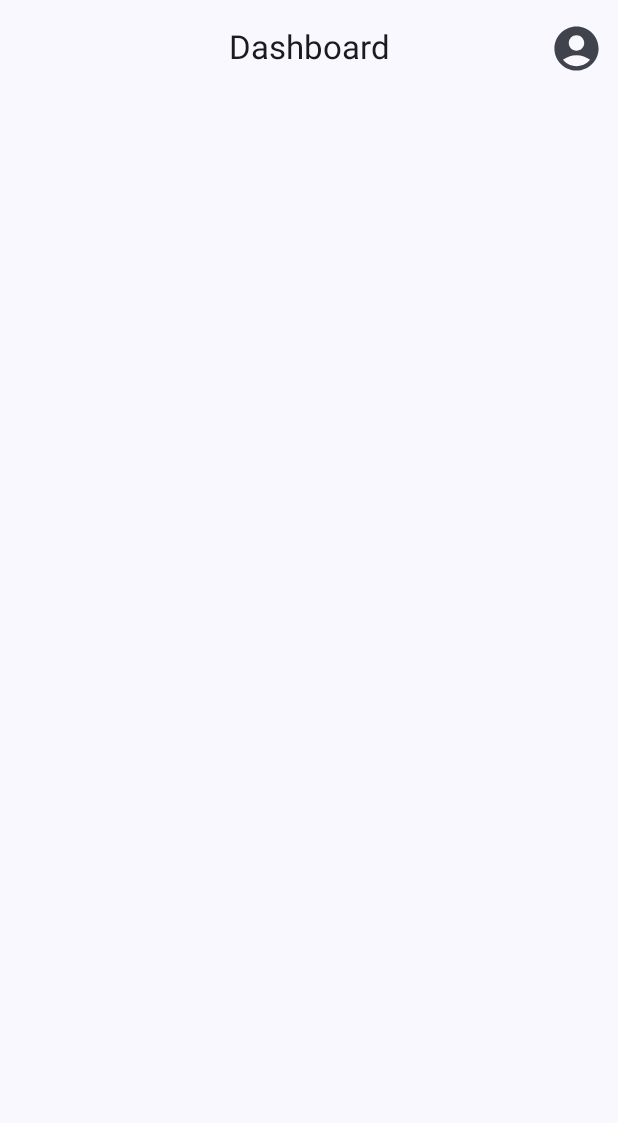
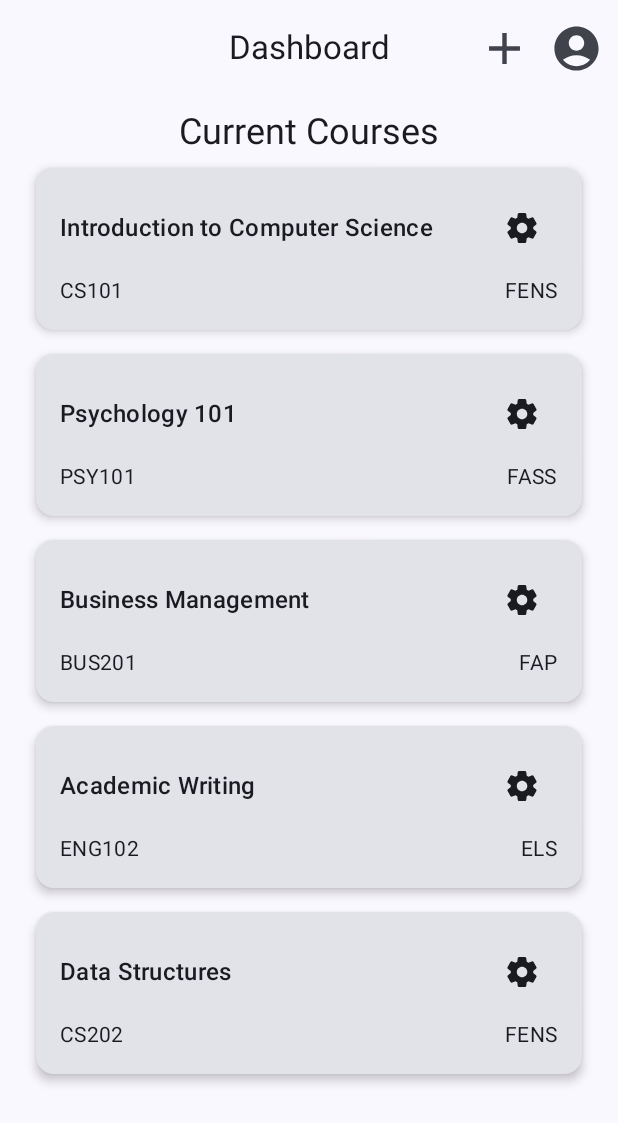
Before and after one commit to EmreArapcicUevak/Smart-Attendance-System, an Android app built with Jetpack Compose: the @Preview function StaffHomeScreenContentPreview, on a phone screen of 412 x 824 dp. Shown: the top 1123 px of the screen. Run offline under Robolectric (Android 15) with nearby library versions, the phone set to English and light mode, and no system bars.

Commit message:
Implement staffhomescreen ui

```diff
--- a/Android/app/src/main/java/com/example/smartattendancesystemandroid/ui/components/Skeleton.kt
+++ b/Android/app/src/main/java/com/example/smartattendancesystemandroid/ui/components/Skeleton.kt
@@ -35,6 +35,7 @@ fun Skeleton(
     settingsPressed: () -> Unit,
     logoutPressed: () -> Unit,
     canNavigateBack: Boolean = false,
+    navigateBackPressed: () -> Unit,
     additionalActions: @Composable () -> Unit = {},
     content: @Composable () -> Unit,
 ) {
@@ -50,7 +51,7 @@ fun Skeleton(
                 },
                 navigationIcon = {
                     if (canNavigateBack) {
-                        IconButton(onClick = {  }) {
+                        IconButton(onClick = navigateBackPressed) {
                             Icon(
                                 imageVector = Icons.AutoMirrored.Filled.ArrowBack,
                                 contentDescription = "Go back"
@@ -111,7 +112,8 @@ fun SkeletonPreview() {
     Skeleton(
         topAppBarTitle = "Hello World",
         settingsPressed = {},
-        logoutPressed = {}
+        logoutPressed = {},
+        navigateBackPressed = {}
     ) {
         Text(text = "test")
     }
--- a/Android/app/src/main/java/com/example/smartattendancesystemandroid/ui/screens/staffhomescreen/StaffHomeScreen.kt
+++ b/Android/app/src/main/java/com/example/smartattendancesystemandroid/ui/screens/staffhomescreen/StaffHomeScreen.kt
@@ -1,14 +1,14 @@
 package com.example.smartattendancesystemandroid.ui.screens.staffhomescreen
 
-import androidx.compose.foundation.layout.Arrangement
-import androidx.compose.foundation.layout.Column
-import androidx.compose.foundation.layout.fillMaxSize
-import androidx.compose.material3.Text
+import androidx.compose.foundation.layout.size
+import androidx.compose.material.icons.Icons
+import androidx.compose.material.icons.outlined.Add
+import androidx.compose.material3.Icon
+import androidx.compose.material3.IconButton
 import androidx.compose.runtime.Composable
-import androidx.compose.ui.Alignment
 import androidx.compose.ui.Modifier
 import androidx.compose.ui.tooling.preview.Preview
-import com.example.smartattendancesystemandroid.ui.StaffHomeScreen
+import androidx.compose.ui.unit.dp
 import com.example.smartattendancesystemandroid.ui.components.Skeleton
 import com.example.smartattendancesystemandroid.ui.theme.SmartAttendanceSystemAndroidTheme
 
@@ -19,7 +19,12 @@ fun StaffHomeScreen() {
     StaffHomeScreenContent(
         settingsPressed = {},
         logoutPressed = {},
-        canNavigateBack = false
+        canNavigateBack = false,
+        navigateBackPressed = {},
+        courseSettingsPressed = {},
+        courseCardPressed = {},
+        addCourseBtnPressed = {},
+        staffCourses = listOf()
     )
 }
 
@@ -27,17 +32,38 @@ fun StaffHomeScreen() {
 private fun StaffHomeScreenContent(
     settingsPressed: () -> Unit,
     logoutPressed: () -> Unit,
+    courseSettingsPressed: (String) -> Unit,
+    courseCardPressed: (String) -> Unit,
+    addCourseBtnPressed: () -> Unit,
+    staffCourses: List<CourseCardData>,
     canNavigateBack: Boolean,
+    navigateBackPressed: () -> Unit,
 ) {
     Skeleton(
         settingsPressed = settingsPressed,
         logoutPressed = logoutPressed,
         canNavigateBack = canNavigateBack,
         topAppBarTitle = "Dashboard",
+        navigateBackPressed = navigateBackPressed,
+        additionalActions = {
+            IconButton(
+                onClick = addCourseBtnPressed
+            ) {
+                Icon(
+                    imageVector = Icons.Outlined.Add,
+                    contentDescription = null,
+                    modifier = Modifier.size(35.dp)
+                )
+            }
+        }
 
     ) {
 
-
+        StaffCourseList(
+            settingsBtnPressed = courseSettingsPressed,
+            cardPressed = courseCardPressed,
+            staffCourses = staffCourses
+        )
 
     }
 }
@@ -47,10 +73,50 @@ private fun StaffHomeScreenContent(
 @Composable
 fun StaffHomeScreenContentPreview() {
     SmartAttendanceSystemAndroidTheme {
+
+        val courses = listOf(
+            CourseCardData(
+                id = "1",
+                courseName = "Introduction to Computer Science",
+                courseCode = "CS101",
+                courseFaculty = "FENS"
+            ),
+            CourseCardData(
+                id = "2",
+                courseName = "Psychology 101",
+                courseCode = "PSY101",
+                courseFaculty = "FASS"
+            ),
+            CourseCardData(
+                id = "3",
+                courseName = "Business Management",
+                courseCode = "BUS201",
+                courseFaculty = "FAP"
+            ),
+            CourseCardData(
+                id = "4",
+                courseName = "Academic Writing",
+                courseCode = "ENG102",
+                courseFaculty = "ELS"
+            ),
+            CourseCardData(
+                id = "5",
+                courseName = "Data Structures",
+                courseCode = "CS202",
+                courseFaculty = "FENS"
+            )
+        )
+
+
         StaffHomeScreenContent(
             settingsPressed = {},
             logoutPressed = {},
-            canNavigateBack = false
+            canNavigateBack = false,
+            navigateBackPressed = {},
+            courseSettingsPressed = {},
+            courseCardPressed = {},
+            addCourseBtnPressed = {},
+            staffCourses = courses
         )
     }
 }
--- /dev/null
+++ b/Android/app/src/main/java/com/example/smartattendancesystemandroid/ui/screens/staffhomescreen/StaffHomeScreenViewModel.kt
@@ -0,0 +1,9 @@
+package com.example.smartattendancesystemandroid.ui.screens.staffhomescreen
+
+import androidx.lifecycle.ViewModel
+import dagger.hilt.android.lifecycle.HiltViewModel
+
+@HiltViewModel
+class StaffHomeScreenViewModel: ViewModel() {
+
+}
```
